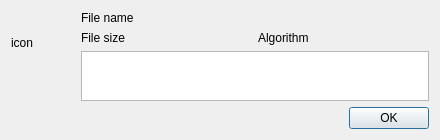
This is src/dialogfileprocresult.ui in artemvlas/veretino as Qt 5 draws it before an edit. The edited form follows.
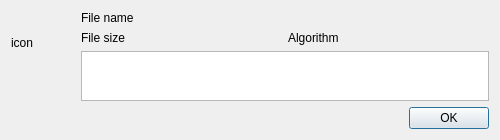
This is the edited form.

Commit message: [DialogFikeProcResult] width increased

Patch:
```diff
--- a/src/dialogfileprocresult.ui
+++ b/src/dialogfileprocresult.ui
@@ -6,7 +6,7 @@
    <rect>
     <x>0</x>
     <y>0</y>
-    <width>440</width>
+    <width>500</width>
     <height>140</height>
    </rect>
   </property>
```
